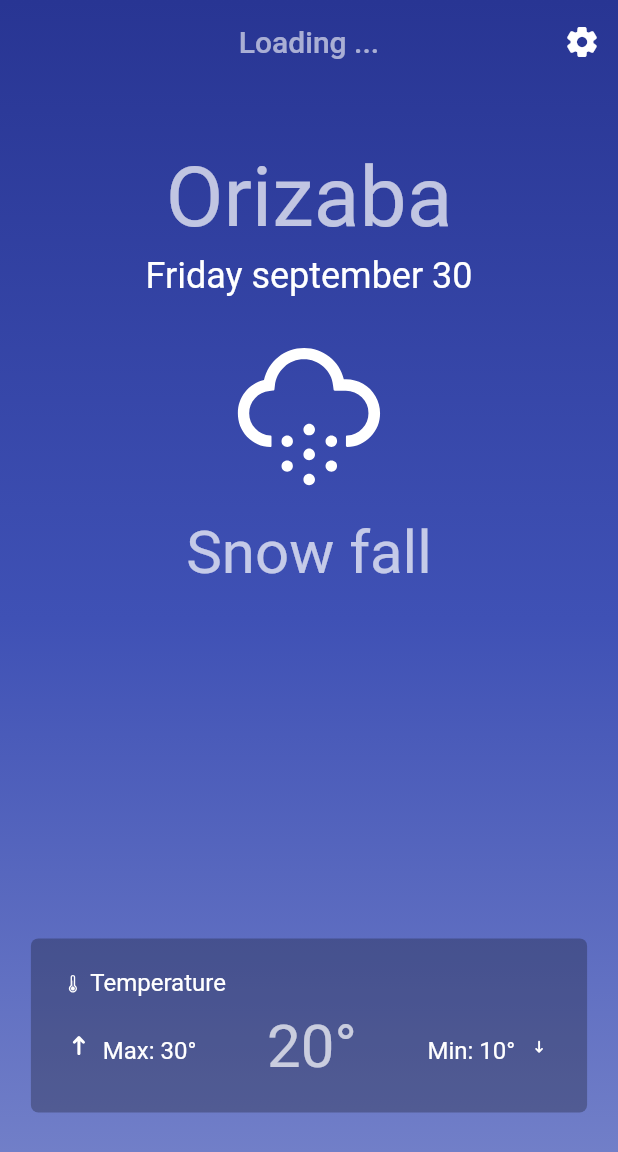
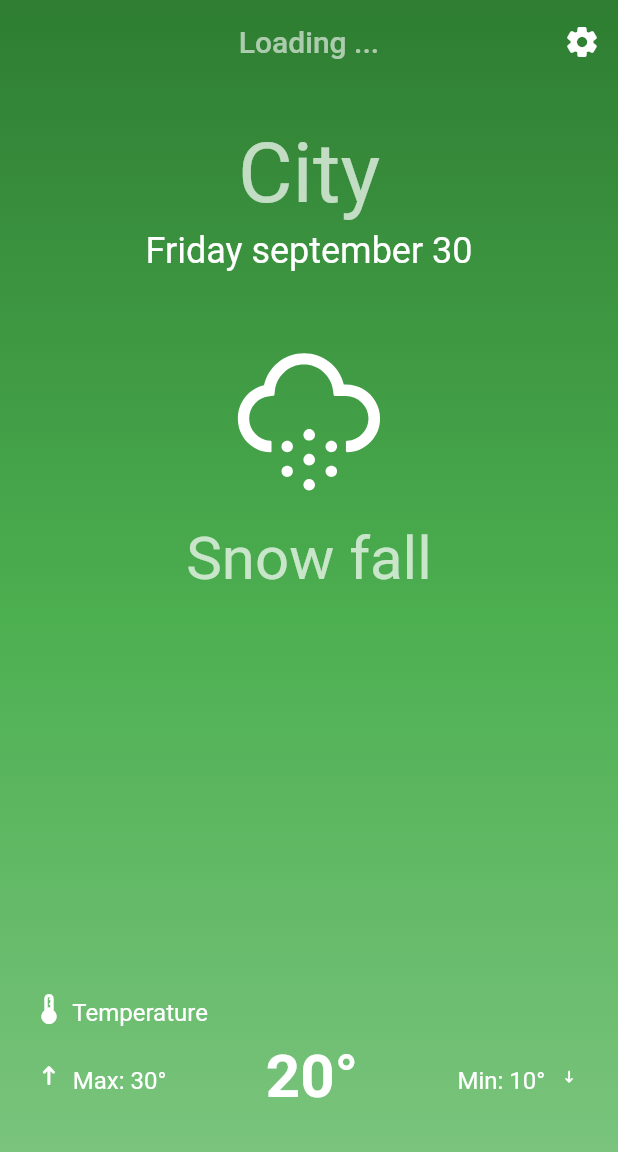
Before and after one commit to dnieln7/bloc-weather-app, a Flutter app: the screen it shows after launch, on a phone screen of 412 x 824 dp. Shown: the top 1152 px of the screen. Run offline on Flutter 3.47's test engine with Material 2 defaults, Android fonts, the phone set to English and light mode, and no system bars; our stand-ins replace recase, weather_icons.

Commit message:
Added orientation support

```diff
--- a/lib/ui/screens/home_screen.dart
+++ b/lib/ui/screens/home_screen.dart
@@ -13,6 +13,8 @@ class HomeScreen extends StatelessWidget {
 
   @override
   Widget build(BuildContext context) {
+    Orientation orientation = MediaQuery.of(context).orientation;
+
     return Scaffold(
       extendBodyBehindAppBar: true,
       appBar: AppBar(
@@ -35,23 +37,60 @@ class HomeScreen extends StatelessWidget {
         ],
       ),
       body: Container(
-        decoration: BoxDecoration(gradient: getGradient(-20)),
-        padding: EdgeInsets.only(
-          top: MediaQuery.of(context).size.height * 0.12,
-          bottom: MediaQuery.of(context).size.height * 0.10,
-          right: MediaQuery.of(context).size.width * 0.05,
-          left: MediaQuery.of(context).size.width * 0.05,
-        ),
-        child: Column(
-          children: const [
-            WeatherLocation(city: 'Orizaba'),
-            Expanded(
-              child: WeatherSummary(weatherType: WeatherType.snowFall),
-            ),
-            TemperatureSummary(max: 30, current: 20, min: 10),
-          ],
-        ),
+        decoration: BoxDecoration(gradient: getGradient(19)),
+        padding: getPadding(context, orientation),
+        child: orientation == Orientation.portrait
+            ? Column(
+                children: const [
+                  WeatherLocation(city: 'City'),
+                  SizedBox(height: 20),
+                  Expanded(
+                    child: WeatherSummary(
+                      weatherType: WeatherType.snowFall,
+                      orientation: Orientation.portrait,
+                    ),
+                  ),
+                  TemperatureSummary(max: 30, current: 20, min: 10),
+                ],
+              )
+            : Row(
+                crossAxisAlignment: CrossAxisAlignment.center,
+                children: [
+                  const WeatherLocation(city: 'City'),
+                  const SizedBox(width: 20),
+                  Expanded(
+                    child: Column(
+                      mainAxisAlignment: MainAxisAlignment.spaceEvenly,
+                      children: const [
+                        WeatherSummary(
+                          weatherType: WeatherType.thunderstorm,
+                          orientation: Orientation.landscape,
+                        ),
+                        TemperatureSummary(max: 30, current: 20, min: 10)
+                      ],
+                    ),
+                  ),
+                ],
+              ),
       ),
+    );
+  }
+
+  EdgeInsets getPadding(BuildContext context, Orientation orientation) {
+    double verticalMultiplier;
+    double horizontalMultiplier;
+
+    if (orientation == Orientation.portrait) {
+      verticalMultiplier = 0.10;
+      horizontalMultiplier = 0.05;
+    } else {
+      verticalMultiplier = 0.05;
+      horizontalMultiplier = 0.02;
+    }
+
+    return EdgeInsets.symmetric(
+      vertical: MediaQuery.of(context).size.height * verticalMultiplier,
+      horizontal: MediaQuery.of(context).size.width * horizontalMultiplier,
     );
   }
 
--- a/lib/ui/widgets/style/text_styles.dart
+++ b/lib/ui/widgets/style/text_styles.dart
@@ -14,6 +14,11 @@ class TextStyles {
   static TextStyle headlineLarge(BuildContext context) {
     return Theme.of(context).textTheme.headlineLarge ??
         const TextStyle(fontSize: 32, fontWeight: FontWeight.w400);
+  }
+
+  static TextStyle headlineMedium(BuildContext context) {
+    return Theme.of(context).textTheme.headlineMedium ??
+        const TextStyle(fontSize: 28, fontWeight: FontWeight.w400);
   }
 
   static TextStyle headlineSmall(BuildContext context) {
--- a/lib/ui/widgets/weather/temperature_summary.dart
+++ b/lib/ui/widgets/weather/temperature_summary.dart
@@ -17,24 +17,15 @@ class TemperatureSummary extends StatelessWidget {
 
   @override
   Widget build(BuildContext context) {
-    return Container(
-      decoration: BoxDecoration(
-        color: Colors.black26,
-        borderRadius: BorderRadius.circular(5),
-      ),
-      padding: const EdgeInsets.all(20),
-      child: Column(
+    return Column(
+      mainAxisSize: MainAxisSize.min,
+      crossAxisAlignment: CrossAxisAlignment.start,
       children: [
-          Row(
-            children: [
-              Expanded(
-                child: IconText(
+        IconText(
+          adaptiveIconSize: false,
           text: 'Temperature',
-                  icon: WeatherIcons.thermometer,
+          icon: Icons.thermostat_rounded,
           style: TextStyles.titleMedium(context),
-                ),
-              ),
-            ],
         ),
         const SizedBox(height: 10),
         Row(
@@ -46,7 +37,13 @@ class TemperatureSummary extends StatelessWidget {
               icon: WeatherIcons.direction_up,
               style: TextStyles.titleMedium(context),
             ),
-              Text('$current°', style: TextStyles.headlineLarge(context)),
+            Text(
+              '$current°',
+              style: TextStyles.headlineLarge(context).copyWith(
+                color: Colors.white,
+                fontWeight: FontWeight.bold,
+              ),
+            ),
             IconText(
               reversed: true,
               adaptiveIconSize: false,
@@ -57,7 +54,6 @@ class TemperatureSummary extends StatelessWidget {
           ],
         ),
       ],
-      ),
     );
   }
 }
--- a/lib/ui/widgets/weather/weather_location.dart
+++ b/lib/ui/widgets/weather/weather_location.dart
@@ -14,6 +14,7 @@ class WeatherLocation extends StatelessWidget {
   @override
   Widget build(BuildContext context) {
     return Column(
+      mainAxisSize: MainAxisSize.min,
       children: [
         Text(city, style: TextStyles.displayMedium(context)),
         const SizedBox(height: 5),
--- a/lib/ui/widgets/weather/weather_summary.dart
+++ b/lib/ui/widgets/weather/weather_summary.dart
@@ -5,16 +5,18 @@ import 'package:weather_icons/weather_icons.dart';
 
 class WeatherSummary extends StatelessWidget {
   final WeatherType weatherType;
+  final Orientation orientation;
 
   const WeatherSummary({
     required this.weatherType,
+    required this.orientation,
     Key? key,
   }) : super(key: key);
 
   @override
   Widget build(BuildContext context) {
+    if (orientation == Orientation.portrait) {
       return Column(
-      mainAxisAlignment: MainAxisAlignment.start,
         children: [
           BoxedIcon(
             weatherIcon,
@@ -25,6 +27,19 @@ class WeatherSummary extends StatelessWidget {
           Text(weather, style: TextStyles.headlineLarge(context)),
         ],
       );
+    } else {
+      return Row(
+        crossAxisAlignment: CrossAxisAlignment.center,
+        children: [
+          BoxedIcon(
+            weatherIcon,
+            color: Colors.white,
+            size: MediaQuery.of(context).size.height / 4,
+          ),
+          Text(weather, style: TextStyles.headlineLarge(context)),
+        ],
+      );
+    }
   }
 
   IconData get weatherIcon {
```
Lines whose indentation alone changed are shown as unchanged.
